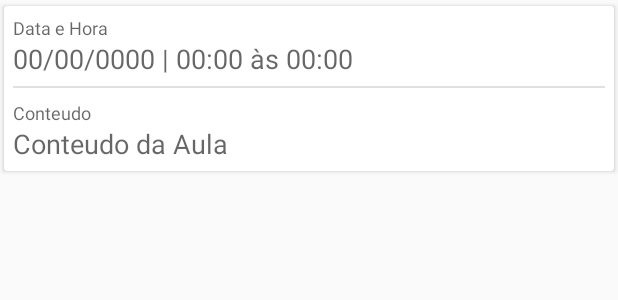
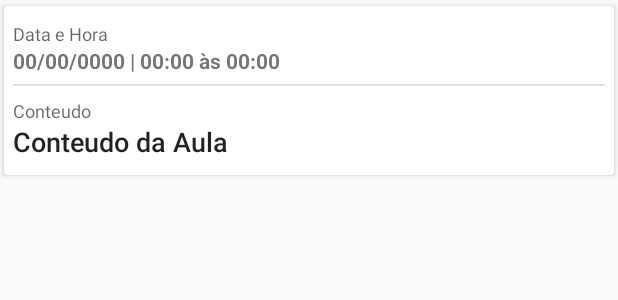
Before and after one commit to thalessd/AllOn, an Android app: the layout item_conteudo_aula.xml on its own in the app's theme, with its tools: preview values and no code run, on a phone screen of 412 x 824 dp. Shown: the top 300 px of the screen. Run offline under Robolectric (Android 15) with nearby library versions, the phone set to English and light mode, and no system bars.

```diff
--- a/app/src/main/java/com/devdes/allon/models/ConteudoAulaHolder.java
+++ b/app/src/main/java/com/devdes/allon/models/ConteudoAulaHolder.java
@@ -8,10 +8,12 @@ import com.devdes.allon.R;
 public class ConteudoAulaHolder extends RecyclerView.ViewHolder {
     final TextView data;
     final TextView conteudo;
+    final TextView falta;
 
     public ConteudoAulaHolder(View itemView) {
         super(itemView);
         data = itemView.findViewById(R.id.tvConteudoAulaData);
         conteudo = itemView.findViewById(R.id.tvConteudoAulaConteudo);
+        falta = itemView.findViewById(R.id.conteudoAulaFalta);
     }
 }
--- a/app/src/main/res/layout/fragment_home_screen.xml
+++ b/app/src/main/res/layout/fragment_home_screen.xml
@@ -9,7 +9,7 @@
     android:background="@color/background"
     tools:context=".controllers.HomeScreenFragment">
 
-    <ScrollView
+    <android.support.v4.widget.NestedScrollView
         android:layout_width="match_parent"
         android:layout_height="match_parent">
 
@@ -185,11 +185,11 @@
                     android:id="@+id/homeListaInformativo"
                     android:layout_width="match_parent"
                     android:layout_height="match_parent"
-                    android:visibility="invisible" />
+                    android:visibility="invisible" android:nestedScrollingEnabled="false"/>
 
             </LinearLayout>
 
         </LinearLayout>
-    </ScrollView>
+    </android.support.v4.widget.NestedScrollView>
 
 </android.support.v4.widget.SwipeRefreshLayout>
--- a/app/src/main/res/layout/item_conteudo_aula.xml
+++ b/app/src/main/res/layout/item_conteudo_aula.xml
@@ -4,10 +4,22 @@
     xmlns:app="http://schemas.android.com/apk/res-auto" android:layout_width="match_parent"
     android:layout_height="wrap_content" android:orientation="vertical"
     app:cardUseCompatPadding="true" app:cardElevation="2dp" app:cardCornerRadius="2dp" app:contentPadding="6dp">
+    <FrameLayout
+        android:layout_width="match_parent"
+        android:layout_height="match_parent">
+
+        <TextView
+            android:text="0 Falta"
+            android:layout_width="wrap_content"
+            android:layout_height="wrap_content" android:id="@+id/conteudoAulaFalta" android:gravity="right"
+            android:layout_gravity="right"
+            android:textAppearance="@style/TextAppearance.AppCompat.Body1" android:textColor="@color/red_fail"
+            android:visibility="invisible"/>
         <LinearLayout
             android:layout_width="match_parent"
             android:layout_height="wrap_content"
-        android:orientation="vertical" style="@style/Base.CardView">
+            android:orientation="vertical" style="@style/Base.CardView" android:paddingBottom="4dp"
+            android:paddingTop="4dp">
             <TextView
                 android:text="Data e Hora"
                 android:layout_width="match_parent"
@@ -17,7 +29,7 @@
                 android:text="00/00/0000 | 00:00 às 00:00"
                 android:layout_width="match_parent"
                 android:layout_height="wrap_content" android:id="@+id/tvConteudoAulaData"
-            android:textAppearance="@style/TextAppearance.AppCompat.Medium"/>
+                android:textAppearance="@style/TextAppearance.AppCompat.Small" android:textStyle="bold"/>
             <View
                 android:id="@+id/divider10"
                 android:layout_width="match_parent"
@@ -35,7 +47,8 @@
                 android:textIsSelectable="true"
                 android:layout_width="match_parent"
                 android:layout_height="wrap_content" android:id="@+id/tvConteudoAulaConteudo"
-            android:textAppearance="@style/TextAppearance.AppCompat.Medium"/>
+                android:textAppearance="@style/TextAppearance.AppCompat.Body2" android:textSize="18sp"/>
         </LinearLayout>
+    </FrameLayout>
 
 </android.support.v7.widget.CardView>
```
Also changed, not shown: app/src/main/java/com/devdes/allon/models/ConteudoAulaAdapter.java (+8 -0 lines), app/src/main/res/layout/fragment_conteudo_aula.xml (+29 -10 lines). Lines whose indentation alone changed are shown as unchanged.
